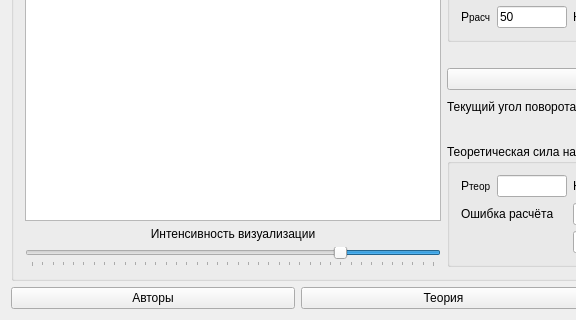
The window that mainwindow.ui (mmaulwurff/mech-brake1) describes before a commit, drawn with Qt 5; both pictures show x 0 to 576 and y 474 to 794 of the 887 by 794 pixel window.
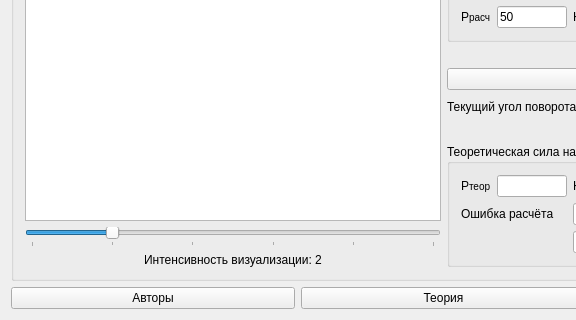
The same window after the commit. Icons and pictures are not drawn.

Commit message: visualisation speed fix

Patch:
```diff
--- a/mainwindow.ui
+++ b/mainwindow.ui
@@ -67,38 +67,31 @@
            </property>
           </widget>
          </item>
-         <item>
-          <widget class="QLabel" name="label_18">
-           <property name="text">
-            <string>Интенсивность визуализации</string>
-           </property>
-           <property name="alignment">
-            <set>Qt::AlignCenter</set>
-           </property>
-          </widget>
-         </item>
          <item>
           <widget class="QSlider" name="intenSlider">
            <property name="minimum">
-            <number>100</number>
+            <number>0</number>
            </property>
            <property name="maximum">
-            <number>4000</number>
+            <number>5</number>
            </property>
            <property name="singleStep">
             <number>100</number>
            </property>
            <property name="pageStep">
-            <number>100</number>
+            <number>1</number>
            </property>
            <property name="value">
-            <number>1000</number>
+            <number>1</number>
+           </property>
+           <property name="tracking">
+            <bool>true</bool>
            </property>
            <property name="orientation">
             <enum>Qt::Horizontal</enum>
            </property>
            <property name="invertedAppearance">
-            <bool>true</bool>
+            <bool>false</bool>
            </property>
            <property name="invertedControls">
             <bool>false</bool>
@@ -107,7 +100,17 @@
             <enum>QSlider::TicksBelow</enum>
            </property>
            <property name="tickInterval">
-            <number>100</number>
+            <number>1</number>
+           </property>
+          </widget>
+         </item>
+         <item>
+          <widget class="QLabel" name="intenLabel">
+           <property name="text">
+            <string>Интенсивность визуализации: 2</string>
+           </property>
+           <property name="alignment">
+            <set>Qt::AlignCenter</set>
            </property>
           </widget>
          </item>
```
Left out of the diff: 2 changed lines with no effect on the pictures. The commit also changes 2 other files.
